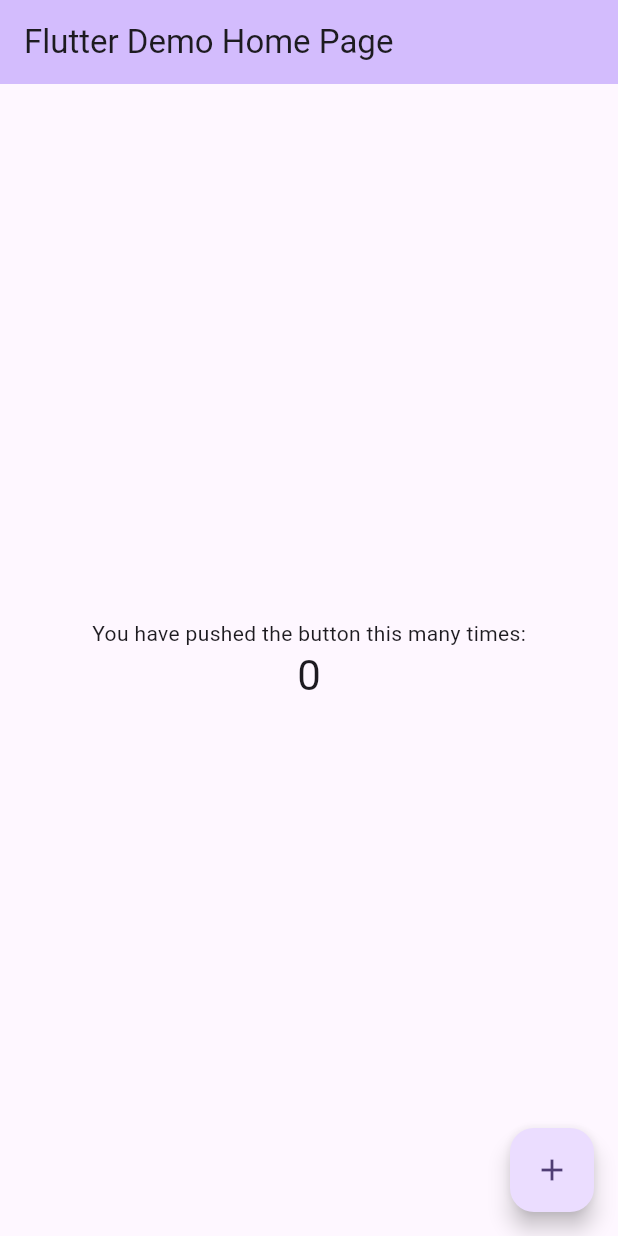
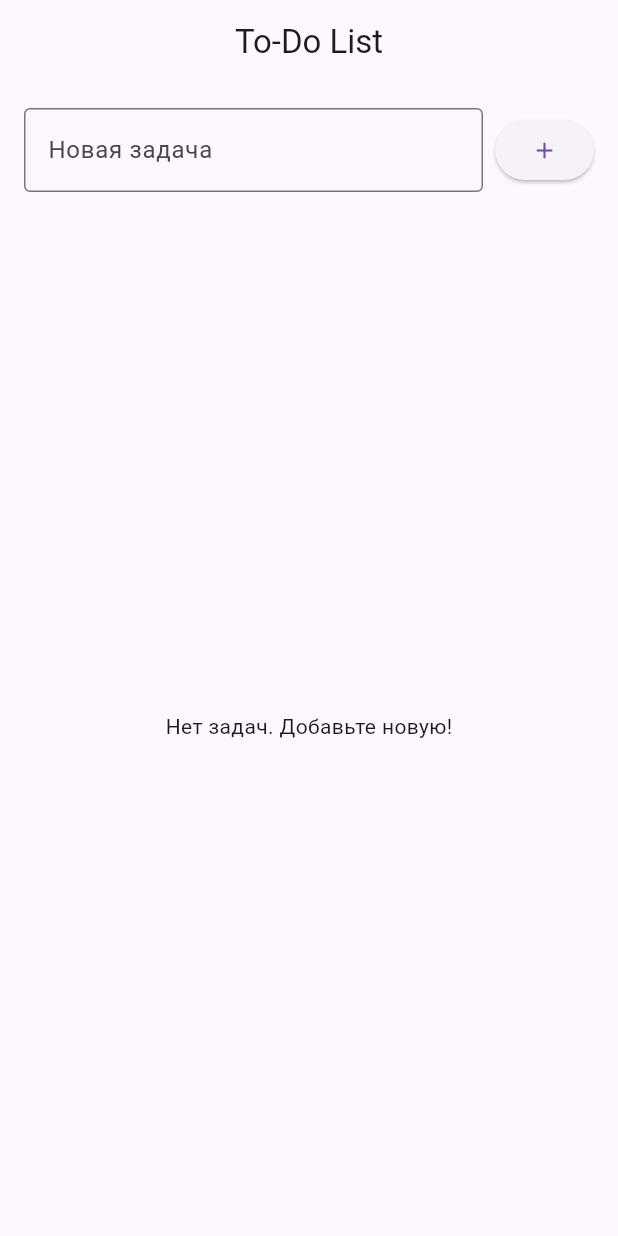
Before and after one commit to Vladislav10-11/todo_app, a Flutter app: the screen it shows after launch, on a phone screen of 412 x 824 dp. Run offline on Flutter 3.47's test engine with Material 3 defaults, Android fonts, the phone set to English and light mode, and no system bars.

Commit message:
Home_screen

```diff
--- a/lib/main.dart
+++ b/lib/main.dart
@@ -1,122 +1,126 @@
 import 'package:flutter/material.dart';
 
 void main() {
-  runApp(const MyApp());
+  runApp(const TodoApp());
 }
 
-class MyApp extends StatelessWidget {
-  const MyApp({super.key});
+class TodoApp extends StatelessWidget {
+  const TodoApp({super.key});
 
-  // This widget is the root of your application.
   @override
   Widget build(BuildContext context) {
     return MaterialApp(
-      title: 'Flutter Demo',
+      title: 'To-Do List',
       theme: ThemeData(
-        // This is the theme of your application.
-        //
-        // TRY THIS: Try running your application with "flutter run". You'll see
-        // the application has a purple toolbar. Then, without quitting the app,
-        // try changing the seedColor in the colorScheme below to Colors.green
-        // and then invoke "hot reload" (save your changes or press the "hot
-        // reload" button in a Flutter-supported IDE, or press "r" if you used
-        // the command line to start the app).
-        //
-        // Notice that the counter didn't reset back to zero; the application
-        // state is not lost during the reload. To reset the state, use hot
-        // restart instead.
-        //
-        // This works for code too, not just values: Most code changes can be
-        // tested with just a hot reload.
-        colorScheme: ColorScheme.fromSeed(seedColor: Colors.deepPurple),
+        primarySwatch: Colors.blue,
+        useMaterial3: true,
       ),
-      home: const MyHomePage(title: 'Flutter Demo Home Page'),
+      home: const TodoHomePage(),
     );
   }
 }
 
-class MyHomePage extends StatefulWidget {
-  const MyHomePage({super.key, required this.title});
-
-  // This widget is the home page of your application. It is stateful, meaning
-  // that it has a State object (defined below) that contains fields that affect
-  // how it looks.
-
-  // This class is the configuration for the state. It holds the values (in this
-  // case the title) provided by the parent (in this case the App widget) and
-  // used by the build method of the State. Fields in a Widget subclass are
-  // always marked "final".
-
-  final String title;
+class TodoHomePage extends StatefulWidget {
+  const TodoHomePage({super.key});
 
   @override
-  State<MyHomePage> createState() => _MyHomePageState();
+  _TodoHomePageState createState() => _TodoHomePageState();
 }
 
-class _MyHomePageState extends State<MyHomePage> {
-  int _counter = 0;
+class _TodoHomePageState extends State<TodoHomePage> {
+  final List<Map<String, dynamic>> _todos = [];
+  final TextEditingController _controller = TextEditingController();
 
-  void _incrementCounter() {
+  void _addTodo() {
+    if (_controller.text.trim().isNotEmpty) {
+      setState(() {
+        _todos.add({'task': _controller.text.trim(), 'completed': false});
+        _controller.clear();
+      });
+    }
+  }
+
+  void _toggleTodo(int index) {
     setState(() {
-      // This call to setState tells the Flutter framework that something has
-      // changed in this State, which causes it to rerun the build method below
-      // so that the display can reflect the updated values. If we changed
-      // _counter without calling setState(), then the build method would not be
-      // called again, and so nothing would appear to happen.
-      _counter++;
+      _todos[index]['completed'] = !_todos[index]['completed'];
+    });
+  }
+
+  void _removeTodo(int index) {
+    setState(() {
+      _todos.removeAt(index);
     });
   }
 
   @override
+  void dispose() {
+    _controller.dispose();
+    super.dispose();
+  }
+
+  @override
   Widget build(BuildContext context) {
-    // This method is rerun every time setState is called, for instance as done
-    // by the _incrementCounter method above.
-    //
-    // The Flutter framework has been optimized to make rerunning build methods
-    // fast, so that you can just rebuild anything that needs updating rather
-    // than having to individually change instances of widgets.
     return Scaffold(
       appBar: AppBar(
-        // TRY THIS: Try changing the color here to a specific color (to
-        // Colors.amber, perhaps?) and trigger a hot reload to see the AppBar
-        // change color while the other colors stay the same.
-        backgroundColor: Theme.of(context).colorScheme.inversePrimary,
-        // Here we take the value from the MyHomePage object that was created by
-        // the App.build method, and use it to set our appbar title.
-        title: Text(widget.title),
+        title: const Text('To-Do List'),
+        centerTitle: true,
       ),
-      body: Center(
-        // Center is a layout widget. It takes a single child and positions it
-        // in the middle of the parent.
-        child: Column(
-          // Column is also a layout widget. It takes a list of children and
-          // arranges them vertically. By default, it sizes itself to fit its
-          // children horizontally, and tries to be as tall as its parent.
-          //
-          // Column has various properties to control how it sizes itself and
-          // how it positions its children. Here we use mainAxisAlignment to
-          // center the children vertically; the main axis here is the vertical
-          // axis because Columns are vertical (the cross axis would be
-          // horizontal).
-          //
-          // TRY THIS: Invoke "debug painting" (choose the "Toggle Debug Paint"
-          // action in the IDE, or press "p" in the console), to see the
-          // wireframe for each widget.
-          mainAxisAlignment: MainAxisAlignment.center,
-          children: <Widget>[
-            const Text('You have pushed the button this many times:'),
-            Text(
-              '$_counter',
-              style: Theme.of(context).textTheme.headlineMedium,
+      body: Column(
+        children: [
+          Padding(
+            padding: const EdgeInsets.all(16.0),
+            child: Row(
+              children: [
+                Expanded(
+                  child: TextField(
+                    controller: _controller,
+                    decoration: const InputDecoration(
+                      labelText: 'Новая задача',
+                      border: OutlineInputBorder(),
+                    ),
+                    onSubmitted: (value) => _addTodo(),
+                  ),
+                ),
+                const SizedBox(width: 8.0),
+                ElevatedButton(
+                  onPressed: _addTodo,
+                  child: const Icon(Icons.add),
+                ),
+              ],
             ),
-          ],
-        ),
+          ),
+          Expanded(
+            child: _todos.isEmpty
+                ? const Center(child: Text('Нет задач. Добавьте новую!'))
+                : ListView.builder(
+                    itemCount: _todos.length,
+                    itemBuilder: (context, index) {
+                      return ListTile(
+                        leading: Checkbox(
+                          value: _todos[index]['completed'],
+                          onChanged: (value) => _toggleTodo(index),
+                        ),
+                        title: Text(
+                          _todos[index]['task'],
+                          style: TextStyle(
+                            decoration: _todos[index]['completed']
+                                ? TextDecoration.lineThrough
+                                : null,
+                            color: _todos[index]['completed']
+                                ? Colors.grey
+                                : null,
+                          ),
+                        ),
+                        trailing: IconButton(
+                          icon: const Icon(Icons.delete, color: Colors.red),
+                          onPressed: () => _removeTodo(index),
+                        ),
+                      );
+                    },
+                  ),
+          ),
+        ],
       ),
-      floatingActionButton: FloatingActionButton(
-        onPressed: _incrementCounter,
-        tooltip: 'Increment',
-        child: const Icon(Icons.add),
-      ), // This trailing comma makes auto-formatting nicer for build methods.
     );
   }
 }
```
Also changed, not shown: flutter_01.png (deleted), flutter_02.png (deleted), flutter_03.png (deleted).
